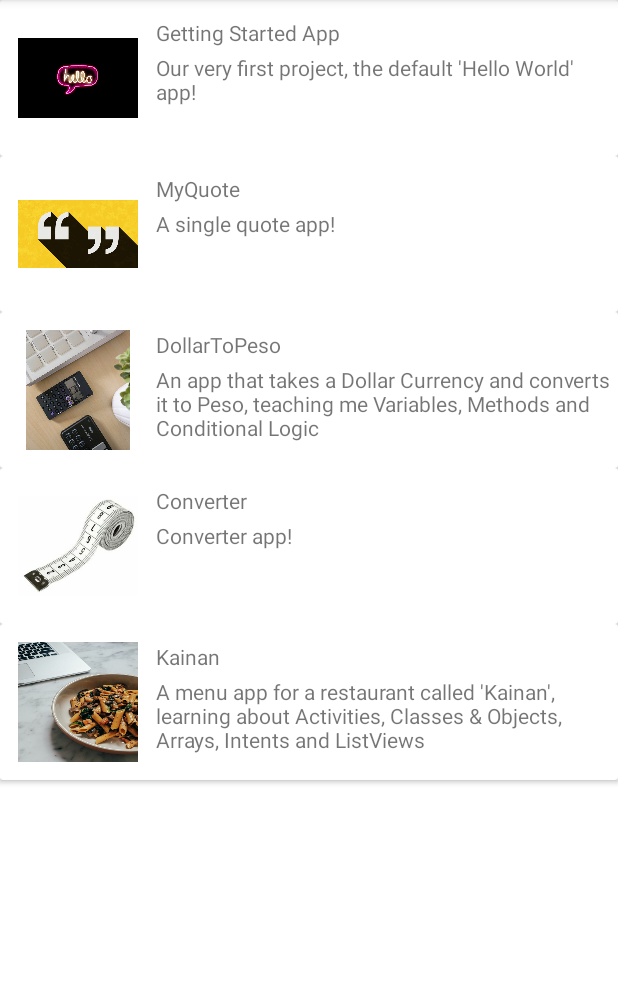
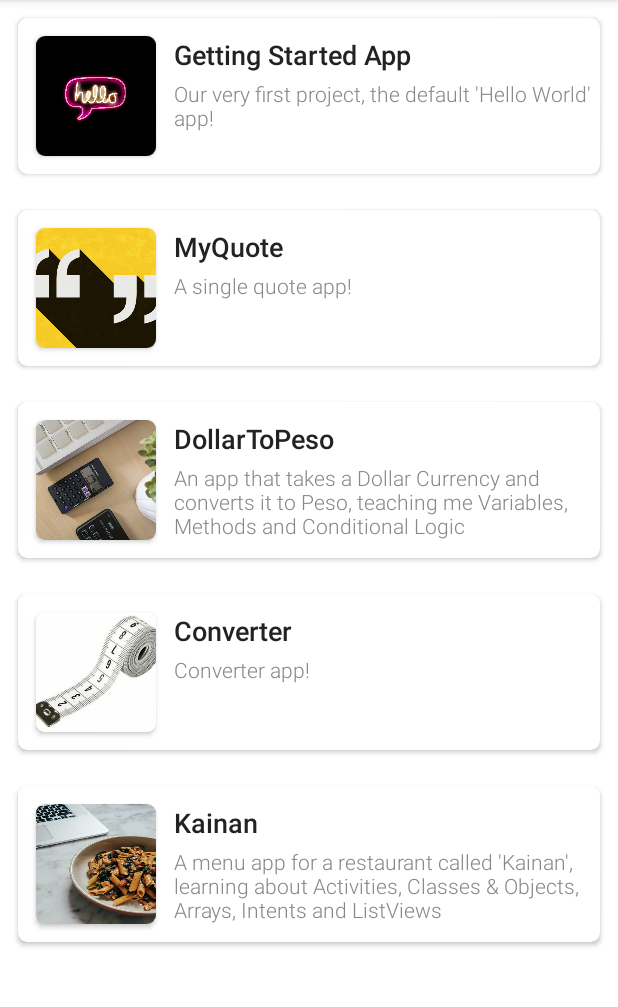
Before and after one commit to gregoindev/GregosPortfolio, an Android app: the screen it shows after launch (MainActivity), on a phone screen of 412 x 824 dp, the part 84-1091 px from its top. Run offline under Robolectric (Android 15) with nearby library versions, the phone set to English and light mode, and no system bars.

Commit message:
text style

```diff
--- a/app/src/main/java/com/gregorilla/gregosportfolio/MainActivity.java
+++ b/app/src/main/java/com/gregorilla/gregosportfolio/MainActivity.java
@@ -25,7 +25,6 @@ public class MainActivity extends AppCompatActivity {
         };
 
         ProjectsAdapter adapter = new ProjectsAdapter(projects);
-
         list.setAdapter(adapter);
     }
 }
--- a/app/src/main/res/layout/item_project.xml
+++ b/app/src/main/res/layout/item_project.xml
@@ -1,34 +1,55 @@
 <?xml version="1.0" encoding="utf-8"?>
 <androidx.cardview.widget.CardView xmlns:android="http://schemas.android.com/apk/res/android"
+    xmlns:app="http://schemas.android.com/apk/res-auto"
     android:layout_width="match_parent"
-    android:layout_height="wrap_content">
+    android:layout_height="wrap_content"
+    android:layout_margin="12dp"
+    app:cardCornerRadius="6dp"
+    app:elevation="4dp">
 
     <RelativeLayout
         android:layout_width="match_parent"
         android:layout_height="wrap_content">
 
-        <ImageView
-            android:id="@+id/image_view_project_icon"
-            android:layout_width="80dp"
-            android:layout_height="80dp"
+        <androidx.cardview.widget.CardView
+            android:id="@+id/card_view_project_icon_container"
+            android:layout_width="wrap_content"
+            android:layout_height="wrap_content"
             android:layout_margin="12dp"
-            android:src="@drawable/ic_launcher_background" />
+            app:elevation="0dp"
+            app:cardCornerRadius="6dp">
+
+            <ImageView
+                android:id="@+id/image_view_project_icon"
+                android:layout_width="80dp"
+                android:layout_height="80dp"
+
+                android:scaleType="centerCrop"
+                android:src="@drawable/ic_launcher_background" />
+
+        </androidx.cardview.widget.CardView>
 
         <TextView
+            android:fontFamily="sans-serif-medium"
+            android:textColor="#222222"
+            android:textSize="18sp"
             android:id="@+id/text_view_project_title"
             android:layout_width="match_parent"
             android:layout_height="wrap_content"
-            android:layout_alignTop="@id/image_view_project_icon"
-            android:layout_toEndOf="@id/image_view_project_icon"
+            android:layout_alignTop="@id/card_view_project_icon_container"
+            android:layout_toEndOf="@id/card_view_project_icon_container"
             android:text="App Title" />
 
         <TextView
+            android:fontFamily="sans-serif-light"
+            android:textSize="14sp"
+            android:textColor="#888888"
             android:id="@+id/text_view_project_description"
             android:layout_width="match_parent"
-            android:layout_marginTop="4dp"
             android:layout_height="wrap_content"
             android:layout_below="@id/text_view_project_title"
-            android:layout_toEndOf="@id/image_view_project_icon"
+            android:layout_marginTop="4dp"
+            android:layout_toEndOf="@id/card_view_project_icon_container"
             android:text="This is our description" />
 
     </RelativeLayout>
```
